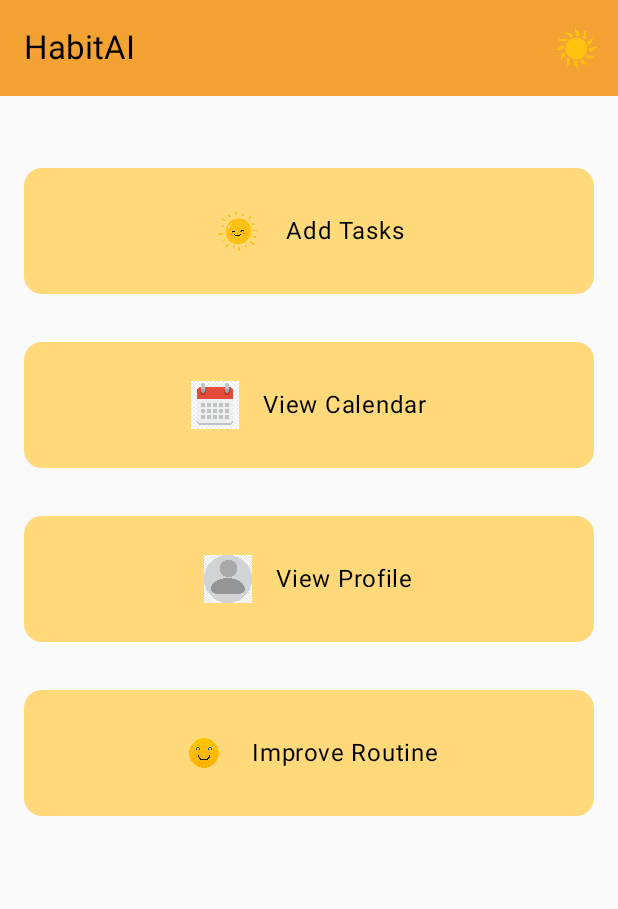
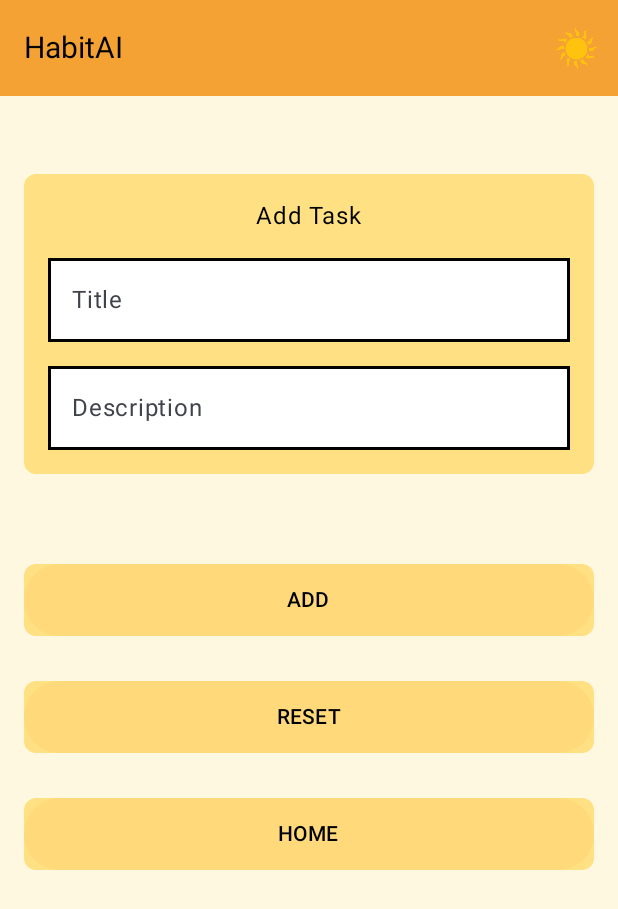
Before and after one commit to tjklint/habIT, an Android app built with Jetpack Compose: the HomeScreen screen opened through its navigation route, after a tap on "View Calendar", on a phone screen of 412 x 824 dp. Shown: the top 909 px of the screen. Run offline under Robolectric (Android 15) with nearby library versions, the phone set to English and light mode, and no system bars; our stand-ins replace Firebase (no records; nobody signed in at launch, a user with empty details on screens opened directly); Roboto replaces fonts that are not available here.

Commit message:
Created TaskManagerScreen for adding tasks.

```diff
--- a/app/src/main/java/com/example/habitai/HomeScreen.kt
+++ b/app/src/main/java/com/example/habitai/HomeScreen.kt
@@ -50,7 +50,7 @@
             verticalArrangement = Arrangement.spacedBy(16.dp)
         ) {
             // "Add Tasks" Button
-            ButtonWithImage(text = "Add Tasks", imageRes = R.drawable.smiling_sun,"task_screen",navController)
+            ButtonWithImage(text = "Add Tasks", imageRes = R.drawable.smiling_sun,"taskmanager_screen",navController)
 
             // "View Calendar" Button
             ButtonWithImage(text = "View Calendar", imageRes = R.drawable.calendar,"calendar_screen",navController)
--- a/app/src/main/java/com/example/habitai/MainActivity.kt
+++ b/app/src/main/java/com/example/habitai/MainActivity.kt
@@ -40,6 +40,12 @@
                         composable("task_screen"){
                             TaskScreen()
                         }
+                        composable("taskmanager_screen"){
+                            TaskManagerScreen()
+                        }
+                        composable("calendar_screen"){
+                            TaskManagerScreen()
+                        }
 
 
                     }
--- /dev/null
+++ b/app/src/main/java/com/example/habitai/TaskManagerScreen.kt
@@ -0,0 +1,162 @@
+package com.example.habitai
+
+import androidx.compose.foundation.Image
+import androidx.compose.foundation.background
+import androidx.compose.foundation.border
+import androidx.compose.foundation.layout.Arrangement
+import androidx.compose.foundation.layout.Box
+import androidx.compose.foundation.layout.Column
+import androidx.compose.foundation.layout.Spacer
+import androidx.compose.foundation.layout.fillMaxSize
+import androidx.compose.foundation.layout.fillMaxWidth
+import androidx.compose.foundation.layout.height
+import androidx.compose.foundation.layout.padding
+import androidx.compose.foundation.layout.size
+import androidx.compose.foundation.shape.RoundedCornerShape
+import androidx.compose.material3.Button
+import androidx.compose.material3.ButtonDefaults
+import androidx.compose.material3.ExperimentalMaterial3Api
+import androidx.compose.material3.IconButton
+import androidx.compose.material3.Text
+import androidx.compose.material3.TextField
+import androidx.compose.material3.TextFieldDefaults
+import androidx.compose.material3.TopAppBar
+import androidx.compose.material3.TopAppBarDefaults
+import androidx.compose.runtime.Composable
+import androidx.compose.runtime.getValue
+import androidx.compose.runtime.mutableStateOf
+import androidx.compose.runtime.remember
+import androidx.compose.runtime.setValue
+import androidx.compose.ui.Alignment
+import androidx.compose.ui.Modifier
+import androidx.compose.ui.graphics.Color
+import androidx.compose.ui.res.painterResource
+import androidx.compose.ui.tooling.preview.Preview
+import androidx.compose.ui.unit.dp
+import androidx.compose.ui.unit.sp
+import com.example.habitai.ui.theme.HabITAITheme
+
+@OptIn(ExperimentalMaterial3Api::class)
+@Composable
+fun TaskManagerScreen() {
+    val navController = LocalNavController.current
+    var description by remember { mutableStateOf("") }
+    var title by remember { mutableStateOf("") }
+    Box(
+        modifier = Modifier
+            .fillMaxSize()
+            .background(Color(0xFFFFF8E1))
+    ) {
+        TopAppBar(
+            title = {
+                Text(text = "HabitAI", color = Color.Black, fontSize = 20.sp)
+            },
+            actions = {
+                IconButton(onClick = { }) {
+                    Image(
+                        painter = painterResource(id = R.drawable.sun),
+                        contentDescription = "Icon",
+                        modifier = Modifier.size(30.dp)
+                    )
+                }
+            },
+            colors = TopAppBarDefaults.smallTopAppBarColors(containerColor = Color(0xFFF5A234)),
+            modifier = Modifier.fillMaxWidth()
+        )
+        Column(
+            modifier = Modifier.fillMaxSize().padding(16.dp),
+        ) {
+
+
+            Spacer(modifier = Modifier.height(100.dp))
+
+
+            Column(
+                modifier = Modifier
+                    .fillMaxWidth()
+                    .background(
+                        Color(0xFFFFE082),
+                        shape = RoundedCornerShape(8.dp)
+                    )
+                    .padding(16.dp),
+                verticalArrangement = Arrangement.spacedBy(16.dp)
+
+            ) {
+                Text(
+                    text = "Add Task",
+                    modifier = Modifier.align(Alignment.CenterHorizontally)
+                )
+                TextField(
+                    value = title,
+                    onValueChange = { title = it },
+                    label = { Text(text = "Title") },
+                    modifier = Modifier.fillMaxWidth().border(width = 2.dp, color = Color.Black),
+                    colors = TextFieldDefaults.textFieldColors(
+                        containerColor = Color(0xFFFFFFFF),
+                        cursorColor = Color.Blue,
+                        focusedIndicatorColor = Color.Transparent,
+                        unfocusedIndicatorColor = Color.Transparent
+                    )
+                )
+                TextField(
+                    value = description,
+                    onValueChange = { description = it },
+                    label = { Text(text = "Description") },
+                    modifier = Modifier.fillMaxWidth().border(width = 2.dp, color = Color.Black),
+                    colors = TextFieldDefaults.textFieldColors(
+                        containerColor = Color(0xFFFFFFFF),
+                        cursorColor = Color.Blue,
+                        focusedIndicatorColor = Color.Transparent,
+                        unfocusedIndicatorColor = Color.Transparent
+                    )
+                )
+
+            }
+
+            Spacer(modifier = Modifier.height(60.dp))
+
+            Button(
+                onClick = {  },
+                modifier = Modifier
+                    .fillMaxWidth()
+                    .height(48.dp)
+                    .background(Color(0xFFFFE082), shape = RoundedCornerShape(8.dp)),
+                colors = ButtonDefaults.buttonColors(containerColor = Color(0xFFFFD97A))
+            ) {
+                Text(text = "ADD", color = Color.Black)
+            }
+            Spacer(modifier = Modifier.height(30.dp))
+            Button(
+                onClick = {
+                    title=""
+                    description=""
+                          },
+                modifier = Modifier
+                    .fillMaxWidth()
+                    .height(48.dp)
+                    .background(Color(0xFFFFE082), shape = RoundedCornerShape(8.dp)),
+                colors = ButtonDefaults.buttonColors(containerColor = Color(0xFFFFD97A))
+            ) {
+                Text(text = "RESET", color = Color.Black)
+            }
+            Spacer(modifier = Modifier.height(30.dp))
+            Button(
+                onClick = { navController.navigate("home_screen") },
+                modifier = Modifier
+                    .fillMaxWidth()
+                    .height(48.dp)
+                    .background(Color(0xFFFFE082), shape = RoundedCornerShape(8.dp)),
+                colors = ButtonDefaults.buttonColors(containerColor = Color(0xFFFFD97A))
+            ) {
+                Text(text = "HOME", color = Color.Black)
+            }
+        }
+    }
+}
+@Preview(showBackground = true)
+@Composable
+fun TaskManagerPreview() {
+    HabITAITheme {
+        TaskManagerScreen()
+    }
+}
```
Also changed, not shown: 1 other file.
